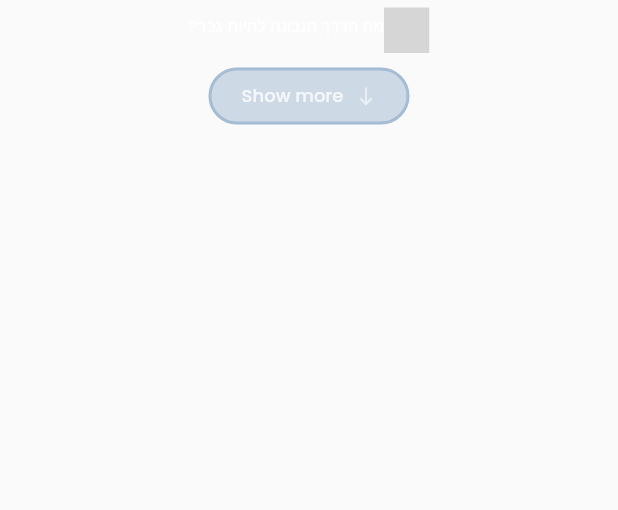
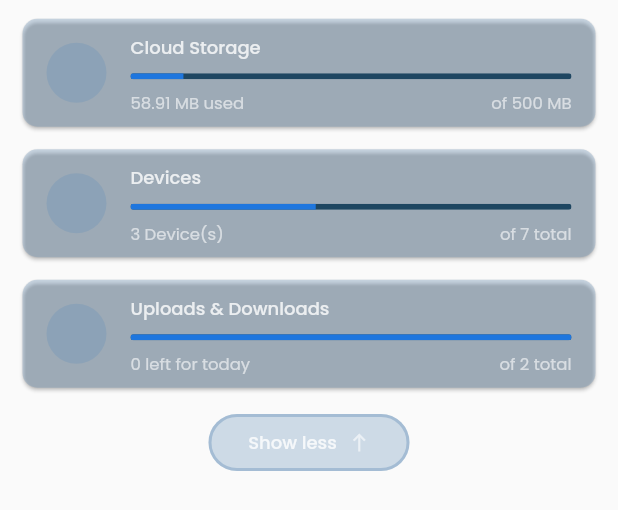
Before and after one commit to idan054/minecloud_tal, a Flutter app: the AccountDetails widget shown alone on an empty page, opened directly, after a tap on "Show more", on a phone screen of 412 x 824 dp. Shown: the top 510 px of the screen. Run offline on Flutter 3.47's test engine with Material 2 defaults, Android fonts, the light colour scheme and no system bars; our stand-ins replace flutter_svg; missing offline and left inert: animate_icons; network calls fail; grey boxes are pictures that could not be loaded.

Commit message:
V13.3 accountDialog.dart "Show more" Beta III
V13.1 accountDialog.dart Design Beta II

V13.0 accountDialog.dart Design Beta

V12.0 snackbarW.dart Design - When "Sync" clicked.

V11.0 SortBy button works (No backend) & Provider Added

V10.0 SortBy design & Todo task added for backend

V9.0 bottomSheetW.dart Added - config on main_page.dart

V8.0 dashboard.dart Added & localHomePage >> main_page.dart

V7.0 localHomePage.dart BETA + BottomNavigator

V6.1 localHomePage.dart BETA (unFinished)
+ worldCardWs.dart BETA based localHomePage.dart

V5 resetPass_page.dart Added
[ ] Add textStyle design while typing to darkTxtField()
[ ] Add hide/ show eye icon on password field

V4 login_page.dart Ui DONE

V3 Great login_page.dart BETA (unFinished)

V2: Lib STRUCTURE Updated
+ empty files added to screens & widgets folders (structure only)

V1: Counter App & Colors.dart
+ colors.dart has been added from the XD Ui Design

```diff
--- a/lib/functions/accountDialog.dart
+++ b/lib/functions/accountDialog.dart
@@ -1,4 +1,5 @@
 import 'package:flutter/material.dart';
+import 'package:minecloud_tal/screens/login_page.dart';
 import '../common/theme/colors.dart';
 import '../common/theme/constants.dart';
 import '../common/theme/text.dart';
@@ -62,53 +63,6 @@ Future<void> accountDialog(
                     size: 20,
                   )),
 
-              // todo change to listView.builder based AccountInfoTile() Widget
-              Card(
-                color: kTapBorderAssets,
-                margin: const EdgeInsets.symmetric(horizontal: 15, vertical: 7.5),
-                shape: RoundedRectangleBorder(
-                    borderRadius: BorderRadius.circular(10)),
-                child: ListTile(
-                  leading: const CircleAvatar(
-                    radius: 20,
-                    backgroundColor: kTapBorderAssets,
-                  ),
-                  onTap: () {},
-                  title: Text(
-                    'Cloud Storage',
-                    style: poppinsMedium()
-                        .copyWith(color: kImportantWhite80, fontSize: 12),
-                  ),
-                  // todo show User email here
-                  subtitle: Column(
-                    children: [
-                      Padding(
-                        padding: const EdgeInsets.symmetric(vertical: 8.0),
-                        child: ClipRRect(
-                          borderRadius:  BorderRadius.circular(99),
-                          child: const  LinearProgressIndicator(
-                            value: 0.6,
-                            color: kLoadingGrey,
-                            backgroundColor: kProgressBar,
-                          ),
-                        ),
-                      ),
-                      Row(
-                        children: [
-                          Text('58.91 MB used',
-                              style: poppinsRegular().copyWith(
-                                  fontSize: 11, color: kDetailedWhite60)),
-                          const Spacer(),
-                          Text('of 500 MB',
-                              style: poppinsRegular().copyWith(
-                                  fontSize: 11, color: kDetailedWhite60)),
-                        ],
-                      ),
-                    ],
-                  ),
-                ),
-              ),
-
               AccountDetails(
                 question: 'מה הדרך הנכונה להיות גבר?',
                 answer: 'פשוט תקלל מל עד שתרגיש גבר אחושרמוטה יואו',
@@ -133,6 +87,7 @@ Future<void> accountDialog(
                   ),
                   onTap: () {
                   // todo logout Auth
+                    kPushNavigator(context, const LoginPage());
                   },
                   title: Text('Log Out',
                       style: poppinsRegular()
--- /dev/null
+++ b/lib/widgets/accountInfoTileW.dart
@@ -0,0 +1,67 @@
+import 'package:flutter/material.dart';
+
+import '../common/theme/colors.dart';
+import '../common/theme/text.dart';
+
+class AccountInfoTileW extends StatelessWidget {
+  final String type;
+  final String usage;
+  final double usageValue;
+  final String limit;
+  const AccountInfoTileW({
+    required this.type,
+    required this.usage,
+    required this.usageValue,
+    required this.limit,
+    Key? key}) : super(key: key);
+
+  // todo change to listView.builder based AccountInfoTile() Widget
+  @override
+  Widget build(BuildContext context) {
+    return Card(
+      color: kTapBorderAssets,
+      margin: const EdgeInsets.symmetric(horizontal: 15, vertical: 7.5),
+      shape: RoundedRectangleBorder(
+          borderRadius: BorderRadius.circular(10)),
+      child: ListTile(
+        leading: const CircleAvatar(
+          radius: 20,
+          backgroundColor: kTapBorderAssets,
+        ),
+        onTap: () {},
+        title: Text(
+          type,
+          style: poppinsMedium()
+              .copyWith(color: kImportantWhite80, fontSize: 12),
+        ),
+        // todo show User email here
+        subtitle: Column(
+          children: [
+            Padding(
+              padding: const EdgeInsets.symmetric(vertical: 8.0),
+              child: ClipRRect(
+                borderRadius:  BorderRadius.circular(99),
+                child: LinearProgressIndicator(
+                  value: usageValue,
+                  color: kLoadingGrey,
+                  backgroundColor: kProgressBar,
+                ),
+              ),
+            ),
+            Row(
+              children: [
+                Text(usage,
+                    style: poppinsRegular().copyWith(
+                        fontSize: 11, color: kDetailedWhite60)),
+                const Spacer(),
+                Text(limit,
+                    style: poppinsRegular().copyWith(
+                        fontSize: 11, color: kDetailedWhite60)),
+              ],
+            ),
+          ],
+        ),
+      ),
+    );
+  }
+}
--- a/lib/widgets/questionAnswer.dart
+++ b/lib/widgets/questionAnswer.dart
@@ -3,6 +3,7 @@ import 'package:animate_icons/animate_icons.dart';
 import 'package:minecloud_tal/common/theme/colors.dart';
 import 'package:minecloud_tal/common/theme/text.dart';
 
+import 'accountInfoTileW.dart';
 import 'buttonsWs.dart';
 
 class AccountDetails extends StatefulWidget {
@@ -10,104 +11,55 @@ class AccountDetails extends StatefulWidget {
   final String? answer;
   final Widget? richAnswer;
 
-  AccountDetails(
-      {required this.question,
-        this.answer,
-        this.richAnswer});
+  AccountDetails({required this.question, this.answer, this.richAnswer});
 
   @override
   _AccountDetailsState createState() => _AccountDetailsState();
 }
 
 class _AccountDetailsState extends State<AccountDetails> {
-  AnimateIconController arrowController = AnimateIconController();
   bool isAnswerOpen = false;
 
   @override
   Widget build(BuildContext context) {
-    return Visibility(
-        visible: true,
-        child: Column(
+    return Column(
       children: [
         const SizedBox(height: 5),
-            GestureDetector(
-              onTap: () {
-                if (arrowController.isStart()) {
-                  arrowController.animateToEnd();
-                  setState(() {
-                    isAnswerOpen = true;
-                  });
-                } else if (arrowController.isEnd()) {
-                  arrowController.animateToStart();
-                  setState(() {
-                    isAnswerOpen = false;
-                  });
-                }
-              },
-              child: Container(
+        Container(
           color: Colors.white.withOpacity(0.00),
           child: Column(
             children: [
-                    Row(
-                      mainAxisSize: MainAxisSize.min,
-                      mainAxisAlignment: MainAxisAlignment.end,
-                      crossAxisAlignment: CrossAxisAlignment.center,
-                      children: [
-                        Padding(
-                          padding: EdgeInsets.only(bottom: 5),
-                          child: Text(
-                            widget.question,
-                            style: poppinsRegular(),
-                            textAlign: TextAlign.right,
-                            textDirection: TextDirection.rtl,
-                            overflow: TextOverflow.clip,
-                            softWrap: true,
-                          ),
-                        ),
-                        AnimateIcons(
-                          controller: arrowController,
-                          startIcon: Icons.keyboard_arrow_down,
-                          endIcon: Icons.keyboard_arrow_up,
-                          size: 30.0,
-                          onStartIconPress: () {
-                            print("Clicked on Add Icon");
-                            setState(() {
-                              isAnswerOpen = true;
-                            });
-                            return true;
-                          },
-                          onEndIconPress: () {
-                            print("Clicked on Close Icon");
-                            setState(() {
-                              isAnswerOpen = false;
-                            });
-                            return true;
-                          },
-                          duration: const Duration(milliseconds: 150),
-                          startIconColor: kVerySpecificWhite40,
-                          endIconColor: kVerySpecificWhite40,
-                          clockwise: false,
-                        ),
-                      ],
+              const AccountInfoTileW(
+                type: 'Cloud Storage',
+                limit: 'of 500 MB',
+                usage: '58.91 MB used',
+                usageValue: 0.12,
               ),
               AnimatedCrossFade(
-                      duration: const Duration(milliseconds: 350),
+                duration: const Duration(milliseconds: 250),
+                secondChild: const Offstage(),
                 crossFadeState: isAnswerOpen
                     ? CrossFadeState.showFirst
                     : CrossFadeState.showSecond,
-                      firstChild: Padding(
-                        padding: const EdgeInsets.only(left: 20, right: 48.5),
-                        child: widget.richAnswer ?? Text(
-                                '${widget.answer}',
-                                textAlign: TextAlign.right,
-                                textDirection: TextDirection.rtl,
-                                style: poppinsRegular(),
+                firstChild: Column(
+                  children: const [
+                    AccountInfoTileW(
+                      type: 'Devices',
+                      limit: 'of 7 total',
+                      usage: '3 Device(s)',
+                      usageValue: 0.42,
                     ),
-                      ),
-                      secondChild: Container(),
+
+                    AccountInfoTileW(
+                      type: 'Uploads & Downloads',
+                      limit: 'of 2 total',
+                      usage: '0 left for today',
+                      usageValue: 1.0,
                     ),
                   ],
+                )
               ),
+            ],
           ),
         ),
         Container(
@@ -119,27 +71,14 @@ class _AccountDetailsState extends State<AccountDetails> {
             child: secondaryIconButton(
                 text: isAnswerOpen ? 'Show less' : 'Show more',
                 textColor: kImportantWhite80,
-                    onPressed: (){
-                      if (arrowController.isStart()) {
-                        arrowController.animateToEnd();
-                        setState(() {
-                          isAnswerOpen = true;
-                        });
-                      } else if (arrowController.isEnd()) {
-                        arrowController.animateToStart();
-                        setState(() {
-                          isAnswerOpen = false;
-                        });
-                      }
-                    },
-                    iconW:   Icon(
-                        isAnswerOpen ? Icons.north
-                        : Icons.south, color: kDetailedWhite60, size: 14),
+                onPressed: () => setState(() => isAnswerOpen = !isAnswerOpen),
+                iconW: Icon(isAnswerOpen ? Icons.north : Icons.south,
+                    color: kDetailedWhite60, size: 14),
                 showBorder: true,
                 miniMode: true),
           ),
         ),
       ],
-        ));
+    );
   }
 }
```
Lines whose indentation alone changed are shown as unchanged.
